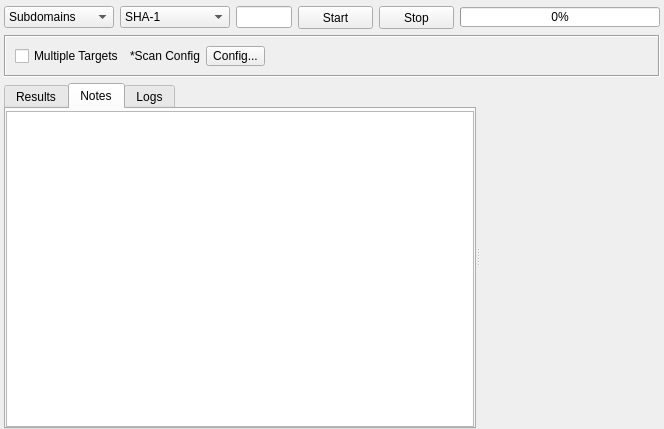
Before: the Qt Designer form sub3suite/src/engines/ssl/Ssl.ui in 3nock/OTE, drawn with Qt 5.
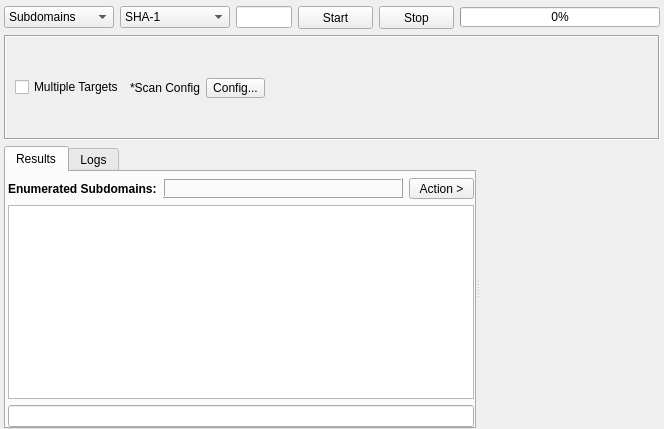
After: the same form once the commit is applied. The open tabs and pages were chosen to show the change. Custom widgets are drawn as their Qt base class.

The edit to the form file:
```diff
--- a/sub3suite/src/engines/ssl/Ssl.ui
+++ b/sub3suite/src/engines/ssl/Ssl.ui
@@ -162,25 +162,7 @@
     </layout>
    </item>
    <item>
-    <widget class="QFrame" name="frame">
-     <property name="sizePolicy">
-      <sizepolicy hsizetype="Preferred" vsizetype="Preferred">
-       <horstretch>0</horstretch>
-       <verstretch>0</verstretch>
-      </sizepolicy>
-     </property>
-     <property name="minimumSize">
-      <size>
-       <width>0</width>
-       <height>42</height>
-      </size>
-     </property>
-     <property name="maximumSize">
-      <size>
-       <width>16777215</width>
-       <height>42</height>
-      </size>
-     </property>
+    <widget class="QFrame" name="">
      <property name="frameShape">
       <enum>QFrame::Box</enum>
      </property>
@@ -188,6 +170,18 @@
       <enum>QFrame::Sunken</enum>
      </property>
      <layout class="QHBoxLayout" name="horizontalLayout_2">
+      <property name="leftMargin">
+       <number>9</number>
+      </property>
+      <property name="topMargin">
+       <number>6</number>
+      </property>
+      <property name="rightMargin">
+       <number>9</number>
+      </property>
+      <property name="bottomMargin">
+       <number>6</number>
+      </property>
       <item>
        <widget class="QCheckBox" name="checkBoxMultipleTargets">
         <property name="text">
@@ -436,28 +430,6 @@
            </item>
           </layout>
          </widget>
-         <widget class="QWidget" name="tabNotes">
-          <attribute name="title">
-           <string>Notes</string>
-          </attribute>
-          <layout class="QVBoxLayout" name="verticalLayout_3">
-           <property name="leftMargin">
-            <number>0</number>
-           </property>
-           <property name="topMargin">
-            <number>2</number>
-           </property>
-           <property name="rightMargin">
-            <number>0</number>
-           </property>
-           <property name="bottomMargin">
-            <number>0</number>
-           </property>
-           <item>
-            <widget class="QPlainTextEdit" name="plainTextEditNotes"/>
-           </item>
-          </layout>
-         </widget>
          <widget class="QWidget" name="tabLogs">
           <attribute name="title">
            <string>Logs</string>
```
